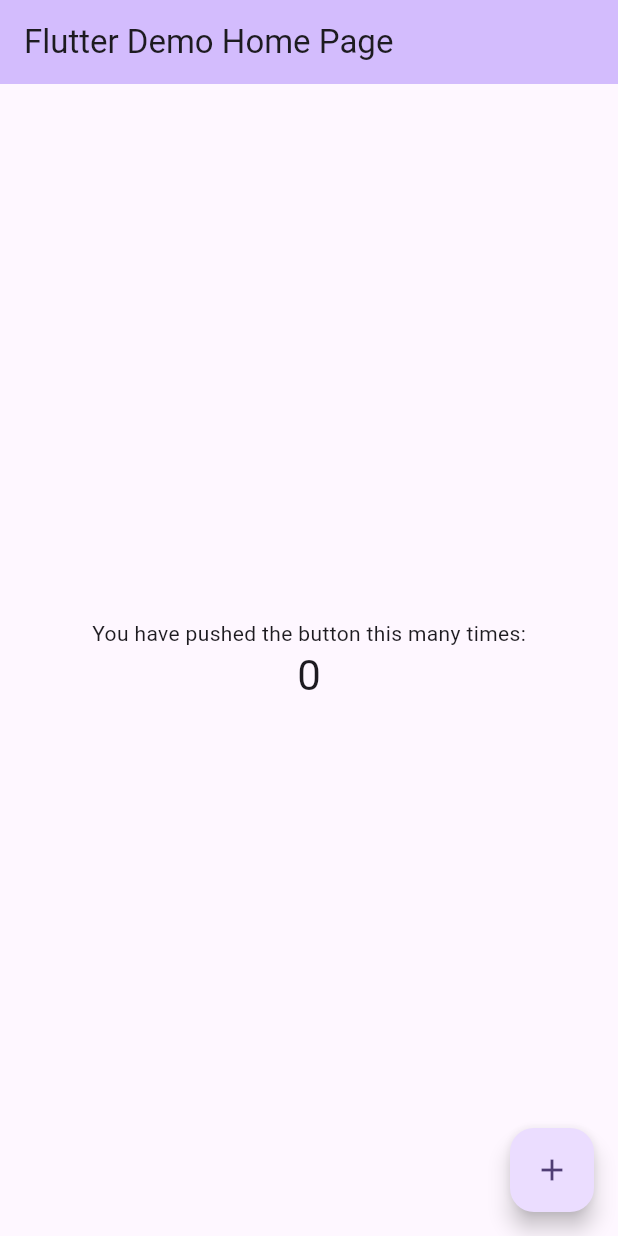
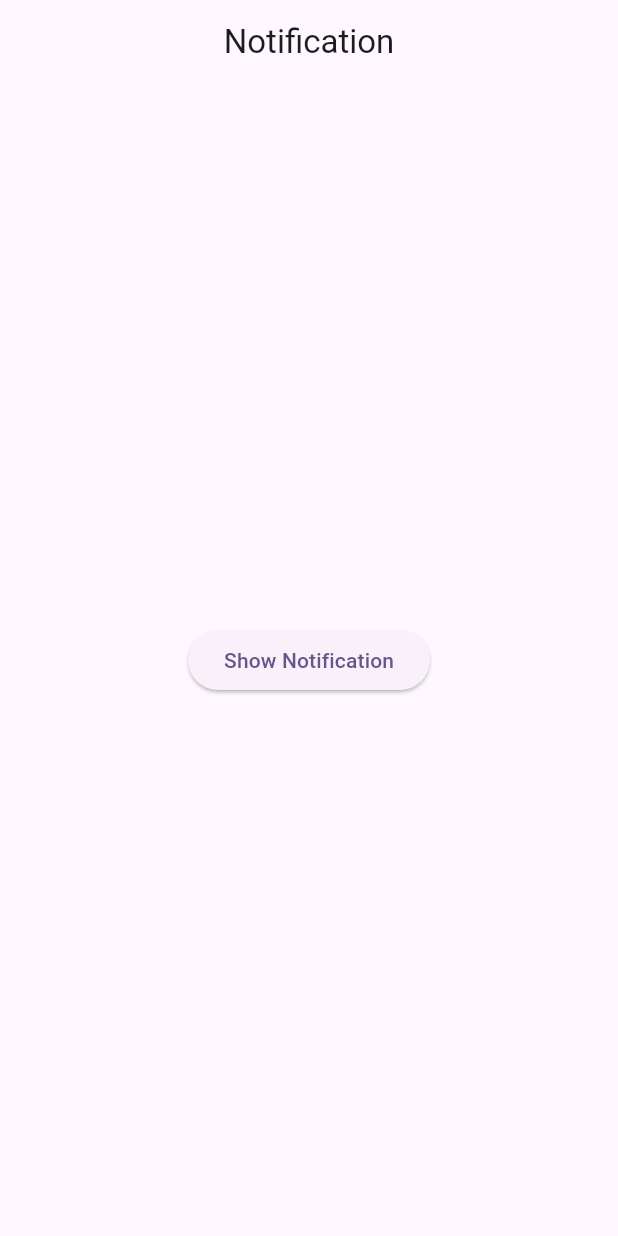
Before and after one commit to mostafijur-devs/flutter-local-notification, a Flutter app: the screen it shows after launch, on a phone screen of 412 x 824 dp. Run offline on Flutter 3.47's test engine with Material 3 defaults, Android fonts, the phone set to English and light mode, and no system bars; our stand-ins replace flutter_local_notifications.

Commit message:
flutter local notification add our project

```diff
--- a/lib/main.dart
+++ b/lib/main.dart
@@ -1,6 +1,11 @@
 import 'package:flutter/material.dart';
+import 'package:local_notification/screen/home_screen.dart';
+import 'package:local_notification/utils/notification_helper.dart';
 
 void main() {
+
+  WidgetsFlutterBinding.ensureInitialized();
+  NotificationHelper.initialize();
   runApp(const MyApp());
 }
 
@@ -13,110 +18,80 @@ class MyApp extends StatelessWidget {
     return MaterialApp(
       title: 'Flutter Demo',
       theme: ThemeData(
-        // This is the theme of your application.
-        //
-        // TRY THIS: Try running your application with "flutter run". You'll see
-        // the application has a purple toolbar. Then, without quitting the app,
-        // try changing the seedColor in the colorScheme below to Colors.green
-        // and then invoke "hot reload" (save your changes or press the "hot
-        // reload" button in a Flutter-supported IDE, or press "r" if you used
-        // the command line to start the app).
-        //
-        // Notice that the counter didn't reset back to zero; the application
-        // state is not lost during the reload. To reset the state, use hot
-        // restart instead.
-        //
-        // This works for code too, not just values: Most code changes can be
-        // tested with just a hot reload.
         colorScheme: ColorScheme.fromSeed(seedColor: Colors.deepPurple),
       ),
-      home: const MyHomePage(title: 'Flutter Demo Home Page'),
+      home: const HomeScreen(),
     );
   }
 }
 
-class MyHomePage extends StatefulWidget {
-  const MyHomePage({super.key, required this.title});
+// import 'package:flutter/material.dart';
+// import 'package:local_notification/utils/notification_helper.dart';
 
-  // This widget is the home page of your application. It is stateful, meaning
-  // that it has a State object (defined below) that contains fields that affect
-  // how it looks.
-
-  // This class is the configuration for the state. It holds the values (in this
-  // case the title) provided by the parent (in this case the App widget) and
-  // used by the build method of the State. Fields in a Widget subclass are
-  // always marked "final".
-
-  final String title;
-
-  @override
-  State<MyHomePage> createState() => _MyHomePageState();
-}
-
-class _MyHomePageState extends State<MyHomePage> {
-  int _counter = 0;
-
-  void _incrementCounter() {
-    setState(() {
-      // This call to setState tells the Flutter framework that something has
-      // changed in this State, which causes it to rerun the build method below
-      // so that the display can reflect the updated values. If we changed
-      // _counter without calling setState(), then the build method would not be
-      // called again, and so nothing would appear to happen.
-      _counter++;
-    });
-  }
+class HomeScreen extends StatelessWidget {
+  const HomeScreen({super.key});
 
   @override
   Widget build(BuildContext context) {
-    // This method is rerun every time setState is called, for instance as done
-    // by the _incrementCounter method above.
-    //
-    // The Flutter framework has been optimized to make rerunning build methods
-    // fast, so that you can just rebuild anything that needs updating rather
-    // than having to individually change instances of widgets.
     return Scaffold(
       appBar: AppBar(
-        // TRY THIS: Try changing the color here to a specific color (to
-        // Colors.amber, perhaps?) and trigger a hot reload to see the AppBar
-        // change color while the other colors stay the same.
-        backgroundColor: Theme.of(context).colorScheme.inversePrimary,
-        // Here we take the value from the MyHomePage object that was created by
-        // the App.build method, and use it to set our appbar title.
-        title: Text(widget.title),
+        title: Text('Notification'),
+        centerTitle: true,
       ),
       body: Center(
-        // Center is a layout widget. It takes a single child and positions it
-        // in the middle of the parent.
-        child: Column(
-          // Column is also a layout widget. It takes a list of children and
-          // arranges them vertically. By default, it sizes itself to fit its
-          // children horizontally, and tries to be as tall as its parent.
-          //
-          // Column has various properties to control how it sizes itself and
-          // how it positions its children. Here we use mainAxisAlignment to
-          // center the children vertically; the main axis here is the vertical
-          // axis because Columns are vertical (the cross axis would be
-          // horizontal).
-          //
-          // TRY THIS: Invoke "debug painting" (choose the "Toggle Debug Paint"
-          // action in the IDE, or press "p" in the console), to see the
-          // wireframe for each widget.
-          mainAxisAlignment: MainAxisAlignment.center,
-          children: <Widget>[
-            const Text('You have pushed the button this many times:'),
-            Text(
-              '$_counter',
-              style: Theme.of(context).textTheme.headlineMedium,
-            ),
-          ],
-        ),
+        child: ElevatedButton(onPressed: () {
+          NotificationHelper.showNotification();
+
+        }, child: Text('Show Notification')),
       ),
-      floatingActionButton: FloatingActionButton(
-        onPressed: _incrementCounter,
-        tooltip: 'Increment',
-        child: const Icon(Icons.add),
-      ), // This trailing comma makes auto-formatting nicer for build methods.
     );
   }
 }
+
+
+// class MyHomePage extends StatefulWidget {
+//   const MyHomePage({super.key, required this.title});
+//   final String title;
+//   @override
+//   State<MyHomePage> createState() => _MyHomePageState();
+// }
+//
+// class _MyHomePageState extends State<MyHomePage> {
+//   int _counter = 0;
+//
+//   void _incrementCounter() {
+//     setState(() {
+//       _counter++;
+//     });
+//   }
+//
+//   @override
+//   Widget build(BuildContext context) {
+//
+//     return Scaffold(
+//       appBar: AppBar(
+//
+//         backgroundColor: Theme.of(context).colorScheme.inversePrimary,
+//         title: Text(widget.title),
+//       ),
+//       body: Center(
+//
+//         child: Column(
+//           mainAxisAlignment: MainAxisAlignment.center,
+//           children: <Widget>[
+//             const Text('You have pushed the button this many times:'),
+//             Text(
+//               '$_counter',
+//               style: Theme.of(context).textTheme.headlineMedium,
+//             ),
+//           ],
+//         ),
+//       ),
+//       floatingActionButton: FloatingActionButton(
+//         onPressed: _incrementCounter,
+//         tooltip: 'Increment',
+//         child: const Icon(Icons.add),
+//       ), // This trailing comma makes auto-formatting nicer for build methods.
+//     );
+//   }
+// }
--- /dev/null
+++ b/lib/screen/home_screen.dart
@@ -0,0 +1,22 @@
+import 'package:flutter/material.dart';
+import 'package:local_notification/utils/notification_helper.dart';
+
+class HomeScreen extends StatelessWidget {
+  const HomeScreen({super.key});
+
+  @override
+  Widget build(BuildContext context) {
+    return Scaffold(
+      appBar: AppBar(
+        title: Text('Notification'),
+        centerTitle: true,
+      ),
+      body: Center(
+        child: ElevatedButton(onPressed: () {
+          NotificationHelper.showNotification();
+
+        }, child: Text('Show Notification')),
+      ),
+    );
+  }
+}
--- /dev/null
+++ b/lib/utils/notification_helper.dart
@@ -0,0 +1,61 @@
+import 'dart:io';
+
+import 'package:flutter_local_notifications/flutter_local_notifications.dart';
+
+class NotificationHelper {
+  static FlutterLocalNotificationsPlugin notification =
+      FlutterLocalNotificationsPlugin();
+
+  static initialize() async {
+    AndroidInitializationSettings android = AndroidInitializationSettings(
+      '@mipmap/ic_launcher',
+    );
+    DarwinInitializationSettings iOS = DarwinInitializationSettings();
+
+    InitializationSettings initializationSettings = InitializationSettings(
+      android: android,
+      iOS: iOS,
+    );
+    await notification.initialize(initializationSettings);
+
+
+
+  }
+
+  // static show() async {
+  //   AndroidNotificationDetails androidNotificationDetails =
+  //       AndroidNotificationDetails('channel_id', 'Important Channel');
+  //   DarwinNotificationDetails darwinNotificationDetails =
+  //       DarwinNotificationDetails();
+  //   NotificationDetails notificationDetails = NotificationDetails(
+  //     android: androidNotificationDetails,
+  //     iOS: darwinNotificationDetails,
+  //   );
+  //   await notification.show(
+  //     100,
+  //     'Sample tittle',
+  //     'This is notification body',
+  //     notificationDetails,
+  //   );
+  // }
+
+  static showNotification() async {
+    AndroidNotificationDetails androidNotificationDetails =
+        AndroidNotificationDetails('channel_id', 'Important Channel');
+
+    DarwinNotificationDetails darwinNotificationDetails =
+        DarwinNotificationDetails();
+
+    NotificationDetails notificationDetails = NotificationDetails(
+      android: androidNotificationDetails,
+      iOS: darwinNotificationDetails,
+    );
+
+    await notification.show(
+      100,
+      'Sample title',
+      'This is notification body',
+      notificationDetails,
+    );
+  }
+}
--- a/pubspec.yaml
+++ b/pubspec.yaml
@@ -34,6 +34,7 @@ dependencies:
   # The following adds the Cupertino Icons font to your application.
   # Use with the CupertinoIcons class for iOS style icons.
   cupertino_icons: ^1.0.8
+  flutter_local_notifications: ^19.4.2
 
 dev_dependencies:
   flutter_test:
```
Also changed, not shown: pubspec.lock, 2 other files.
